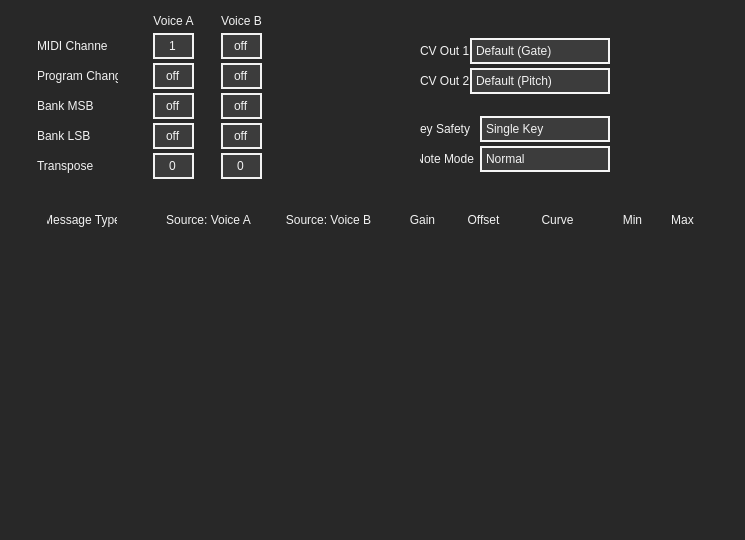
Above: QT/forms/midiTabForm.ui from Muse-Kinetics/12-step-editor-qt6 before the change. Below: the same form after it.
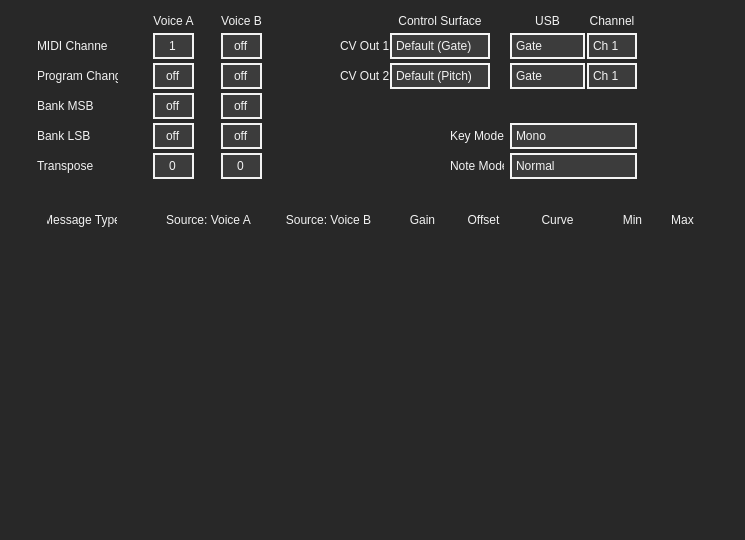
That is the form after the change. Icons and pictures are not drawn. Custom widgets are drawn as their Qt base class.

What changed in the file:
```diff
--- a/QT/forms/midiTabForm.ui
+++ b/QT/forms/midiTabForm.ui
@@ -726,9 +726,9 @@
   <widget class="QComboBox" name="settings_cv1">
    <property name="geometry">
     <rect>
-     <x>470</x>
-     <y>38</y>
-     <width>140</width>
+     <x>390</x>
+     <y>33</y>
+     <width>100</width>
      <height>26</height>
     </rect>
    </property>
@@ -794,8 +794,8 @@
   <widget class="QLabel" name="label_21">
    <property name="geometry">
     <rect>
-     <x>420</x>
-     <y>38</y>
+     <x>340</x>
+     <y>33</y>
      <width>71</width>
      <height>26</height>
     </rect>
@@ -807,8 +807,8 @@
   <widget class="QLabel" name="label_22">
    <property name="geometry">
     <rect>
-     <x>420</x>
-     <y>68</y>
+     <x>340</x>
+     <y>63</y>
      <width>71</width>
      <height>26</height>
     </rect>
@@ -820,9 +820,9 @@
   <widget class="QComboBox" name="settings_cv2">
    <property name="geometry">
     <rect>
-     <x>470</x>
-     <y>68</y>
-     <width>140</width>
+     <x>390</x>
+     <y>63</y>
+     <width>100</width>
      <height>26</height>
     </rect>
    </property>
@@ -888,9 +888,9 @@
   <widget class="QComboBox" name="settings_key_safety_mode">
    <property name="geometry">
     <rect>
-     <x>480</x>
-     <y>116</y>
-     <width>130</width>
+     <x>510</x>
+     <y>123</y>
+     <width>127</width>
      <height>26</height>
     </rect>
    </property>
@@ -914,7 +914,7 @@
    </property>
    <item>
     <property name="text">
-     <string>Single Key</string>
+     <string>Mono</string>
     </property>
    </item>
    <item>
@@ -926,9 +926,9 @@
   <widget class="QComboBox" name="settings_note_mode">
    <property name="geometry">
     <rect>
-     <x>480</x>
-     <y>146</y>
-     <width>130</width>
+     <x>510</x>
+     <y>153</y>
+     <width>127</width>
      <height>26</height>
     </rect>
    </property>
@@ -974,8 +974,8 @@
   <widget class="QLabel" name="label_19">
    <property name="geometry">
     <rect>
-     <x>420</x>
-     <y>146</y>
+     <x>450</x>
+     <y>153</y>
      <width>54</width>
      <height>26</height>
     </rect>
@@ -987,15 +987,15 @@
     <string>Note Mode</string>
    </property>
    <property name="alignment">
-    <set>Qt::AlignRight|Qt::AlignTrailing|Qt::AlignVCenter</set>
+    <set>Qt::AlignLeading|Qt::AlignLeft|Qt::AlignVCenter</set>
    </property>
   </widget>
   <widget class="QLabel" name="label_18">
    <property name="geometry">
     <rect>
-     <x>420</x>
-     <y>116</y>
-     <width>50</width>
+     <x>450</x>
+     <y>123</y>
+     <width>54</width>
      <height>26</height>
     </rect>
    </property>
@@ -1003,10 +1003,10 @@
     <string>Sets how many keys can be activated simultaneously.&lt;p&gt;&lt;b&gt;Single Key&lt;/b&gt;: Only one key can be activated at a time.&lt;p&gt;&lt;b&gt;Multi Key&lt;/b&gt;: All keys can be activated at any time.</string>
    </property>
    <property name="text">
-    <string>Key Safety</string>
+    <string>Key Mode</string>
    </property>
    <property name="alignment">
-    <set>Qt::AlignRight|Qt::AlignTrailing|Qt::AlignVCenter</set>
+    <set>Qt::AlignLeading|Qt::AlignLeft|Qt::AlignVCenter</set>
    </property>
   </widget>
   <widget class="SelectAllSpinBox" name="voice_a_bank">
@@ -1077,6 +1077,226 @@
     <number>-1</number>
    </property>
   </widget>
+  <widget class="QLabel" name="label_17">
+   <property name="geometry">
+    <rect>
+     <x>390</x>
+     <y>13</y>
+     <width>100</width>
+     <height>16</height>
+    </rect>
+   </property>
+   <property name="text">
+    <string>Control Surface</string>
+   </property>
+   <property name="alignment">
+    <set>Qt::AlignCenter</set>
+   </property>
+  </widget>
+  <widget class="QLabel" name="label_20">
+   <property name="geometry">
+    <rect>
+     <x>510</x>
+     <y>13</y>
+     <width>75</width>
+     <height>16</height>
+    </rect>
+   </property>
+   <property name="text">
+    <string>USB</string>
+   </property>
+   <property name="alignment">
+    <set>Qt::AlignCenter</set>
+   </property>
+  </widget>
+  <widget class="QComboBox" name="settings_cv2_usb">
+   <property name="geometry">
+    <rect>
+     <x>510</x>
+     <y>63</y>
+     <width>75</width>
+     <height>26</height>
+    </rect>
+   </property>
+   <property name="toolTip">
+    <string>&lt;html&gt;&lt;head/&gt;&lt;body&gt;&lt;p&gt;GATE - the CV is set to 5V when a MIDI Note On is received, and 0V for Note Off. The gate remains on until all active notes are turned off. &lt;/p&gt;&lt;p&gt;PITCH - the CV is set to a (1V/Oct) voltage that matches the most recent MIDI Note On message.&lt;/p&gt;&lt;p&gt;VELOCITY - the CV is set to a 0-5V voltage that matches the velocity of the most recent MIDI Note On message.&lt;/p&gt;&lt;p&gt;BEND / MOD - the CV is set to a 0-5V voltage corresponding to14 bit (pitch bend) or 7 bit (mod wheel CC1) MIDI messages.&lt;/p&gt;&lt;/body&gt;&lt;/html&gt;</string>
+   </property>
+   <property name="styleSheet">
+    <string notr="true">/*----------- QComboBox ------------*/
+QComboBox
+{
+
+}
+
+QComboBox::down-arrow
+{
+	border: none;
+	background: none;
+	image: url(:/ui/ui_images/combobox_menu_arrows.svg);
+	padding-right: 15px;
+}</string>
+   </property>
+   <item>
+    <property name="text">
+     <string>Gate</string>
+    </property>
+   </item>
+   <item>
+    <property name="text">
+     <string>Pitch</string>
+    </property>
+   </item>
+   <item>
+    <property name="text">
+     <string>Velocity</string>
+    </property>
+   </item>
+   <item>
+    <property name="text">
+     <string>Bend / Mod</string>
+    </property>
+   </item>
+  </widget>
+  <widget class="QComboBox" name="settings_cv1_usb">
+   <property name="geometry">
+    <rect>
+     <x>510</x>
+     <y>33</y>
+     <width>75</width>
+     <height>26</height>
+    </rect>
+   </property>
+   <property name="toolTip">
+    <string>&lt;html&gt;&lt;head/&gt;&lt;body&gt;&lt;p&gt;GATE - the CV is set to 5V when a MIDI Note On is received, and 0V for Note Off. The gate remains on until all active notes are turned off. &lt;/p&gt;&lt;p&gt;PITCH - the CV is set to a (1V/Oct) voltage that matches the most recent MIDI Note On message.&lt;/p&gt;&lt;p&gt;VELOCITY - the CV is set to a 0-5V voltage that matches the velocity of the most recent MIDI Note On message.&lt;/p&gt;&lt;p&gt;BEND / MOD - the CV is set to a 0-5V voltage corresponding to14 bit (pitch bend) or 7 bit (mod wheel CC1) MIDI messages.&lt;/p&gt;&lt;/body&gt;&lt;/html&gt;</string>
+   </property>
+   <property name="styleSheet">
+    <string notr="true">/*----------- QComboBox ------------*/
+QComboBox
+{
+
+}
+
+QComboBox::down-arrow
+{
+	border: none;
+	background: none;
+	image: url(:/ui/ui_images/combobox_menu_arrows.svg);
+	padding-right: 15px;
+}</string>
+   </property>
+   <item>
+    <property name="text">
+     <string>Gate</string>
+    </property>
+   </item>
+   <item>
+    <property name="text">
+     <string>Pitch</string>
+    </property>
+   </item>
+   <item>
+    <property name="text">
+     <string>Velocity</string>
+    </property>
+   </item>
+   <item>
+    <property name="text">
+     <string>Bend / Mod</string>
+    </property>
+   </item>
+  </widget>
+  <widget class="QComboBox" name="settings_cv1_usb_ch">
+   <property name="geometry">
+    <rect>
+     <x>587</x>
+     <y>33</y>
+     <width>50</width>
+     <height>26</height>
+    </rect>
+   </property>
+   <property name="toolTip">
+    <string>&lt;html&gt;&lt;head/&gt;&lt;body&gt;&lt;p&gt;The CV can receive messages on either MIDI Channel 1 or 2.&lt;/p&gt;&lt;/body&gt;&lt;/html&gt;</string>
+   </property>
+   <property name="styleSheet">
+    <string notr="true">/*----------- QComboBox ------------*/
+QComboBox
+{
+
+}
+
+QComboBox::down-arrow
+{
+	border: none;
+	background: none;
+	image: url(:/ui/ui_images/combobox_menu_arrows.svg);
+	padding-right: 15px;
+}</string>
+   </property>
+   <item>
+    <property name="text">
+     <string>Ch 1</string>
+    </property>
+   </item>
+   <item>
+    <property name="text">
+     <string>Ch 2</string>
+    </property>
+   </item>
+  </widget>
+  <widget class="QComboBox" name="settings_cv2_usb_ch">
+   <property name="geometry">
+    <rect>
+     <x>587</x>
+     <y>63</y>
+     <width>50</width>
+     <height>26</height>
+    </rect>
+   </property>
+   <property name="toolTip">
+    <string>&lt;html&gt;&lt;head/&gt;&lt;body&gt;&lt;p&gt;The CV can receive messages on either MIDI Channel 1 or 2.&lt;/p&gt;&lt;/body&gt;&lt;/html&gt;</string>
+   </property>
+   <property name="styleSheet">
+    <string notr="true">/*----------- QComboBox ------------*/
+QComboBox
+{
+
+}
+
+QComboBox::down-arrow
+{
+	border: none;
+	background: none;
+	image: url(:/ui/ui_images/combobox_menu_arrows.svg);
+	padding-right: 15px;
+}</string>
+   </property>
+   <item>
+    <property name="text">
+     <string>Ch 1</string>
+    </property>
+   </item>
+   <item>
+    <property name="text">
+     <string>Ch 2</string>
+    </property>
+   </item>
+  </widget>
+  <widget class="QLabel" name="label_23">
+   <property name="geometry">
+    <rect>
+     <x>587</x>
+     <y>13</y>
+     <width>50</width>
+     <height>16</height>
+    </rect>
+   </property>
+   <property name="text">
+    <string>Channel</string>
+   </property>
+   <property name="alignment">
+    <set>Qt::AlignCenter</set>
+   </property>
+  </widget>
  </widget>
  <customwidgets>
   <customwidget>
```
Left out of the diff: 36 changed lines with no effect on the pictures.
